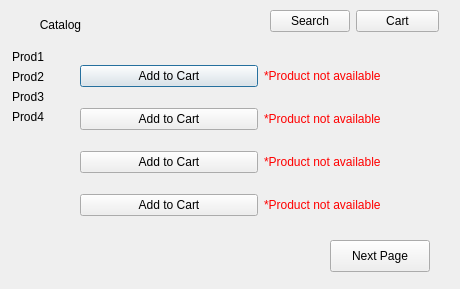
The window that products.ui (aishakandeell/cs2labproject) describes before a commit, drawn with Qt 5.
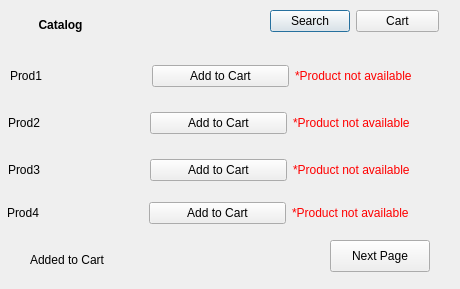
The same window after the commit.

What changed in the file:
```diff
--- a/products.ui
+++ b/products.ui
@@ -23,77 +23,9 @@
     </rect>
    </property>
    <property name="text">
-    <string>&lt;html&gt;&lt;head/&gt;&lt;body&gt;&lt;p align=&quot;center&quot;&gt;Catalog&lt;/p&gt;&lt;/body&gt;&lt;/html&gt;</string>
+    <string>&lt;html&gt;&lt;head/&gt;&lt;body&gt;&lt;p align=&quot;center&quot;&gt;&lt;span style=&quot; font-weight:700;&quot;&gt;Catalog&lt;/span&gt;&lt;/p&gt;&lt;/body&gt;&lt;/html&gt;</string>
    </property>
   </widget>
-  <widget class="QWidget" name="layoutWidget">
-   <property name="geometry">
-    <rect>
-     <x>80</x>
-     <y>50</y>
-     <width>361</width>
-     <height>181</height>
-    </rect>
-   </property>
-   <layout class="QGridLayout" name="gridLayout">
-    <item row="0" column="0">
-     <widget class="QPushButton" name="product1">
-      <property name="text">
-       <string>Add to Cart</string>
-      </property>
-     </widget>
-    </item>
-    <item row="0" column="1">
-     <widget class="QLabel" name="na1">
-      <property name="text">
-       <string>&lt;html&gt;&lt;head/&gt;&lt;body&gt;&lt;p&gt;&lt;span style=&quot; color:#ff0000;&quot;&gt;*Product not available&lt;/span&gt;&lt;/p&gt;&lt;/body&gt;&lt;/html&gt;</string>
-      </property>
-     </widget>
-    </item>
-    <item row="1" column="0">
-     <widget class="QPushButton" name="product2">
-      <property name="text">
-       <string>Add to Cart</string>
-      </property>
-     </widget>
-    </item>
-    <item row="1" column="1">
-     <widget class="QLabel" name="na2">
-      <property name="text">
-       <string>&lt;html&gt;&lt;head/&gt;&lt;body&gt;&lt;p&gt;&lt;span style=&quot; color:#ff0000;&quot;&gt;*Product not available&lt;/span&gt;&lt;/p&gt;&lt;/body&gt;&lt;/html&gt;</string>
-      </property>
-     </widget>
-    </item>
-    <item row="2" column="0">
-     <widget class="QPushButton" name="product3">
-      <property name="text">
-       <string>Add to Cart</string>
-      </property>
-     </widget>
-    </item>
-    <item row="2" column="1">
-     <widget class="QLabel" name="na3">
-      <property name="text">
-       <string>&lt;html&gt;&lt;head/&gt;&lt;body&gt;&lt;p&gt;&lt;span style=&quot; color:#ff0000;&quot;&gt;*Product not available&lt;/span&gt;&lt;/p&gt;&lt;/body&gt;&lt;/html&gt;</string>
-      </property>
-     </widget>
-    </item>
-    <item row="3" column="0">
-     <widget class="QPushButton" name="product4">
-      <property name="text">
-       <string>Add to Cart</string>
-      </property>
-     </widget>
-    </item>
-    <item row="3" column="1">
-     <widget class="QLabel" name="na4">
-      <property name="text">
-       <string>&lt;html&gt;&lt;head/&gt;&lt;body&gt;&lt;p&gt;&lt;span style=&quot; color:#ff0000;&quot;&gt;*Product not available&lt;/span&gt;&lt;/p&gt;&lt;/body&gt;&lt;/html&gt;</string>
-      </property>
-     </widget>
-    </item>
-   </layout>
-  </widget>
   <widget class="QWidget" name="layoutWidget">
    <property name="geometry">
     <rect>
@@ -120,59 +52,164 @@
     </item>
    </layout>
   </widget>
-  <widget class="QWidget" name="layoutWidget">
+  <widget class="QPushButton" name="nextPage">
    <property name="geometry">
     <rect>
-     <x>12</x>
-     <y>50</y>
-     <width>71</width>
-     <height>181</height>
+     <x>330</x>
+     <y>240</y>
+     <width>100</width>
+     <height>32</height>
     </rect>
    </property>
-   <layout class="QFormLayout" name="formLayout_2">
-    <item row="0" column="0">
+   <property name="text">
+    <string>Next Page</string>
+   </property>
+  </widget>
+  <widget class="QLabel" name="productsCart">
+   <property name="geometry">
+    <rect>
+     <x>30</x>
+     <y>250</y>
+     <width>241</width>
+     <height>20</height>
+    </rect>
+   </property>
+   <property name="text">
+    <string>Added to Cart</string>
+   </property>
+  </widget>
+  <widget class="QWidget" name="">
+   <property name="geometry">
+    <rect>
+     <x>10</x>
+     <y>60</y>
+     <width>421</width>
+     <height>32</height>
+    </rect>
+   </property>
+   <layout class="QHBoxLayout" name="horizontalLayout">
+    <item>
      <widget class="QLabel" name="prod1">
       <property name="text">
        <string>Prod1</string>
       </property>
      </widget>
     </item>
-    <item row="1" column="0">
+    <item>
+     <widget class="QPushButton" name="product1">
+      <property name="text">
+       <string>Add to Cart</string>
+      </property>
+     </widget>
+    </item>
+    <item>
+     <widget class="QLabel" name="na1">
+      <property name="text">
+       <string>&lt;html&gt;&lt;head/&gt;&lt;body&gt;&lt;p&gt;&lt;span style=&quot; color:#ff0000;&quot;&gt;*Product not available&lt;/span&gt;&lt;/p&gt;&lt;/body&gt;&lt;/html&gt;</string>
+      </property>
+     </widget>
+    </item>
+   </layout>
+  </widget>
+  <widget class="QWidget" name="">
+   <property name="geometry">
+    <rect>
+     <x>8</x>
+     <y>107</y>
+     <width>421</width>
+     <height>32</height>
+    </rect>
+   </property>
+   <layout class="QHBoxLayout" name="horizontalLayout_2">
+    <item>
      <widget class="QLabel" name="prod2">
       <property name="text">
        <string>Prod2</string>
       </property>
      </widget>
     </item>
-    <item row="2" column="0">
+    <item>
+     <widget class="QPushButton" name="product2">
+      <property name="text">
+       <string>Add to Cart</string>
+      </property>
+     </widget>
+    </item>
+    <item>
+     <widget class="QLabel" name="na2">
+      <property name="text">
+       <string>&lt;html&gt;&lt;head/&gt;&lt;body&gt;&lt;p&gt;&lt;span style=&quot; color:#ff0000;&quot;&gt;*Product not available&lt;/span&gt;&lt;/p&gt;&lt;/body&gt;&lt;/html&gt;</string>
+      </property>
+     </widget>
+    </item>
+   </layout>
+  </widget>
+  <widget class="QWidget" name="">
+   <property name="geometry">
+    <rect>
+     <x>8</x>
+     <y>154</y>
+     <width>421</width>
+     <height>32</height>
+    </rect>
+   </property>
+   <layout class="QHBoxLayout" name="horizontalLayout_3">
+    <item>
      <widget class="QLabel" name="prod3">
       <property name="text">
        <string>Prod3</string>
       </property>
      </widget>
     </item>
-    <item row="3" column="0">
+    <item>
+     <widget class="QPushButton" name="product3">
+      <property name="text">
+       <string>Add to Cart</string>
+      </property>
+     </widget>
+    </item>
+    <item>
+     <widget class="QLabel" name="na3">
+      <property name="text">
+       <string>&lt;html&gt;&lt;head/&gt;&lt;body&gt;&lt;p&gt;&lt;span style=&quot; color:#ff0000;&quot;&gt;*Product not available&lt;/span&gt;&lt;/p&gt;&lt;/body&gt;&lt;/html&gt;</string>
+      </property>
+     </widget>
+    </item>
+   </layout>
+  </widget>
+  <widget class="QWidget" name="">
+   <property name="geometry">
+    <rect>
+     <x>7</x>
+     <y>197</y>
+     <width>421</width>
+     <height>32</height>
+    </rect>
+   </property>
+   <layout class="QHBoxLayout" name="horizontalLayout_4">
+    <item>
      <widget class="QLabel" name="prod4">
       <property name="text">
        <string>Prod4</string>
       </property>
      </widget>
     </item>
+    <item>
+     <widget class="QPushButton" name="product4">
+      <property name="text">
+       <string>Add to Cart</string>
+      </property>
+     </widget>
+    </item>
+    <item>
+     <widget class="QLabel" name="na4">
+      <property name="text">
+       <string>&lt;html&gt;&lt;head/&gt;&lt;body&gt;&lt;p&gt;&lt;span style=&quot; color:#ff0000;&quot;&gt;*Product not available&lt;/span&gt;&lt;/p&gt;&lt;/body&gt;&lt;/html&gt;</string>
+      </property>
+     </widget>
+    </item>
    </layout>
   </widget>
-  <widget class="QPushButton" name="nextPage">
-   <property name="geometry">
-    <rect>
-     <x>330</x>
-     <y>240</y>
-     <width>100</width>
-     <height>32</height>
-    </rect>
-   </property>
-   <property name="text">
-    <string>Next Page</string>
-   </property>
-  </widget>
  </widget>
  <resources/>
  <connections/>
```
